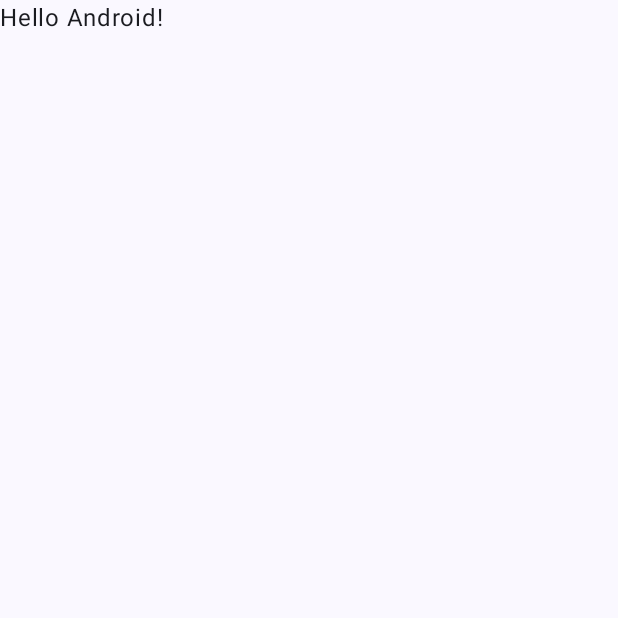
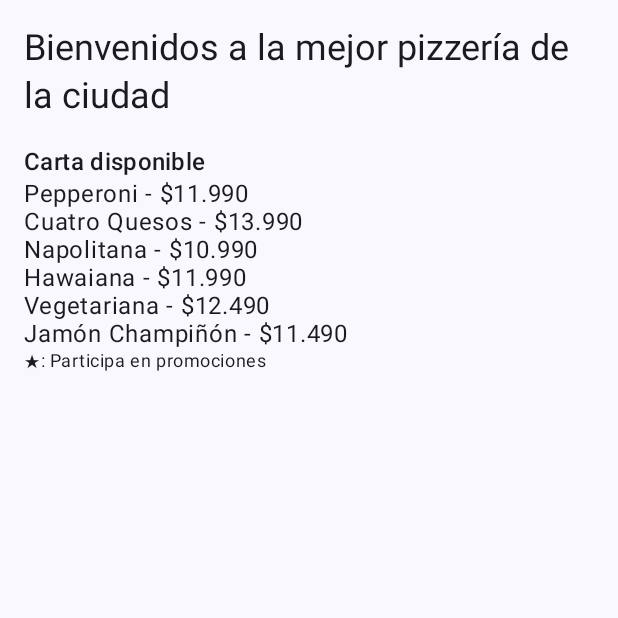
Before and after one commit to L0ncho/PizzeriaApp, an Android app built with Jetpack Compose: the screen it shows after launch (MainActivity), on a phone screen of 412 x 824 dp, the top half of it. Before the commit the part shown is almost empty. Run offline under Robolectric (Android 15) with nearby library versions, the phone set to English and light mode, and no system bars; 1 statement that could not run was skipped.

Commit message:
Pantalla inicial con mensaje de Bienvenida y carta disponible

```diff
--- a/app/src/main/java/cl/duoc/pmy2201/pizzeria/MainActivity.kt
+++ b/app/src/main/java/cl/duoc/pmy2201/pizzeria/MainActivity.kt
@@ -4,26 +4,53 @@ import android.os.Bundle
 import androidx.activity.ComponentActivity
 import androidx.activity.compose.setContent
 import androidx.activity.enableEdgeToEdge
+import androidx.compose.foundation.layout.Arrangement
+import androidx.compose.foundation.layout.Column
 import androidx.compose.foundation.layout.fillMaxSize
 import androidx.compose.foundation.layout.padding
+import androidx.compose.material3.MaterialTheme
 import androidx.compose.material3.Scaffold
 import androidx.compose.material3.Text
 import androidx.compose.runtime.Composable
 import androidx.compose.ui.Modifier
+import androidx.compose.ui.res.stringResource
 import androidx.compose.ui.tooling.preview.Preview
+import androidx.compose.ui.unit.dp
+import cl.duoc.pmy2201.pizzeria.data.LectorCsv
+import cl.duoc.pmy2201.pizzeria.data.ProductoRepositoryCsv
+import cl.duoc.pmy2201.pizzeria.model.Producto
+import cl.duoc.pmy2201.pizzeria.ui.CartaDisponible
 import cl.duoc.pmy2201.pizzeria.ui.theme.PizzeriaAppTheme
+import java.io.IOException
+import java.io.InputStream
 
 class MainActivity : ComponentActivity() {
     override fun onCreate(savedInstanceState: Bundle?) {
         super.onCreate(savedInstanceState)
+        val lectorCsv: LectorCsv = LectorCsv(abrirArchivo = { nombre: String ->
+            try {
+                assets.open(nombre)
+            } catch (excepcion: IOException) {
+                null as InputStream?
+            }
+        })
+        val productoRepository: ProductoRepositoryCsv = ProductoRepositoryCsv(lectorCsv)
+        val productos: List<Producto> = productoRepository.obtenerTodos()
+        val errores: List<String> = productoRepository.erroresDeCarga()
+
         enableEdgeToEdge()
         setContent {
             PizzeriaAppTheme {
                 Scaffold(modifier = Modifier.fillMaxSize()) { innerPadding ->
-                    Greeting(
-                        name = "Android",
-                        modifier = Modifier.padding(innerPadding)
-                    )
+                    Column(
+                        modifier = Modifier
+                            .padding(innerPadding)
+                            .padding(16.dp),
+                        verticalArrangement = Arrangement.spacedBy(8.dp)
+                    ) {
+                        Greeting()
+                        CartaDisponible(productos = productos, errores = errores)
+                    }
                 }
             }
         }
@@ -31,9 +58,10 @@ class MainActivity : ComponentActivity() {
 }
 
 @Composable
-fun Greeting(name: String, modifier: Modifier = Modifier) {
+fun Greeting(modifier: Modifier = Modifier) {
     Text(
-        text = "Hello $name!",
+        text = stringResource(R.string.mensaje_bienvenida),
+        style = MaterialTheme.typography.headlineSmall,
         modifier = modifier
     )
 }
@@ -42,6 +70,6 @@ fun Greeting(name: String, modifier: Modifier = Modifier) {
 @Composable
 fun GreetingPreview() {
     PizzeriaAppTheme {
-        Greeting("Android")
+        Greeting()
     }
 }
--- /dev/null
+++ b/app/src/main/java/cl/duoc/pmy2201/pizzeria/ui/CartaDisponible.kt
@@ -0,0 +1,54 @@
+package cl.duoc.pmy2201.pizzeria.ui
+
+import androidx.compose.foundation.layout.Column
+import androidx.compose.foundation.layout.padding
+import androidx.compose.material3.MaterialTheme
+import androidx.compose.material3.Text
+import androidx.compose.runtime.Composable
+import androidx.compose.ui.Modifier
+import androidx.compose.ui.res.stringResource
+import androidx.compose.ui.unit.dp
+import cl.duoc.pmy2201.pizzeria.R
+import cl.duoc.pmy2201.pizzeria.model.Producto
+import cl.duoc.pmy2201.pizzeria.model.esPromocionable
+import cl.duoc.pmy2201.pizzeria.util.FormatoMoneda
+
+/**
+ * Devuelve el texto de [producto] para la carta: "nombre - precio", con el precio
+ * formateado por [FormatoMoneda] y " ★" al final si el producto es promocionable.
+ *
+ * Ejemplo: "Pepperoni - $11.990 ★".
+ */
+fun textoProductoCarta(producto: Producto): String {
+    val texto: String = "${producto.nombre} - ${FormatoMoneda.formatear(producto.precio)}"
+    return if (esPromocionable(producto)) "$texto ★" else texto
+}
+
+/**
+ * Muestra la carta disponible: el título, un texto por cada producto
+ * (ver [textoProductoCarta]) y la leyenda de promocionables.
+ *
+ * Si [productos] está vacío muestra un aviso de carta vacía, y si hay [errores]
+ * de carga los muestra uno por línea al final.
+ */
+@Composable
+fun CartaDisponible(productos: List<Producto>, errores: List<String>, modifier: Modifier = Modifier) {
+    Column(modifier = modifier) {
+        Text(
+            text = stringResource(R.string.titulo_carta),
+            style = MaterialTheme.typography.titleMedium,
+            modifier = Modifier.padding(top = 8.dp)
+        )
+        if (productos.isEmpty()) {
+            Text(text = stringResource(R.string.carta_vacia), style = MaterialTheme.typography.bodyLarge)
+        } else {
+            productos.forEach { producto: Producto ->
+                Text(text = textoProductoCarta(producto), style = MaterialTheme.typography.bodyLarge)
+            }
+            Text(text = stringResource(R.string.leyenda_promocionable), style = MaterialTheme.typography.bodySmall)
+        }
+        errores.forEach { error: String ->
+            Text(text = error, style = MaterialTheme.typography.bodySmall)
+        }
+    }
+}
--- a/app/src/main/java/cl/duoc/pmy2201/pizzeria/util/FormatoMoneda.kt
+++ b/app/src/main/java/cl/duoc/pmy2201/pizzeria/util/FormatoMoneda.kt
@@ -10,7 +10,7 @@ import java.util.Locale
  */
 object FormatoMoneda {
 
-    private val formato: DecimalFormat = DecimalFormat("#,##0", DecimalFormatSymbols(Locale.of("es", "CL"))).apply {
+    private val formato: DecimalFormat = DecimalFormat("#,##0", DecimalFormatSymbols(Locale.forLanguageTag("es-CL"))).apply {
         roundingMode = RoundingMode.HALF_UP
     }
 
--- a/app/src/main/res/values/strings.xml
+++ b/app/src/main/res/values/strings.xml
@@ -1,3 +1,7 @@
 <resources>
     <string name="app_name">PizzeriaApp</string>
+    <string name="mensaje_bienvenida">Bienvenidos a la mejor pizzería de la ciudad</string>
+    <string name="titulo_carta">Carta disponible</string>
+    <string name="leyenda_promocionable">★: Participa en promociones</string>
+    <string name="carta_vacia">No hay pizzas disponibles.</string>
 </resources>
```
Also changed, not shown: 1 other file.
